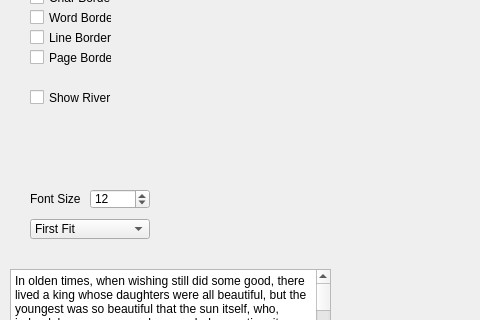
First picture: the form in viewer.ui, repository liligeng111/typesetter, before the edit; both pictures show x 0 to 480 and y 97 to 417 of the 897 by 642 pixel window.
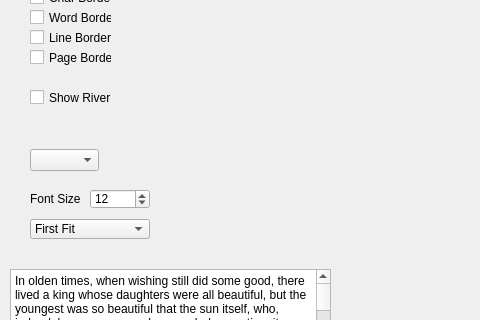
Second picture: the form after the edit.

```diff
--- a/viewer.ui
+++ b/viewer.ui
@@ -258,6 +258,16 @@
      </property>
     </item>
    </widget>
+   <widget class="QComboBox" name="comboBox">
+    <property name="geometry">
+     <rect>
+      <x>30</x>
+      <y>210</y>
+      <width>69</width>
+      <height>22</height>
+     </rect>
+    </property>
+   </widget>
   </widget>
   <widget class="QMenuBar" name="menuBar">
    <property name="geometry">
```
